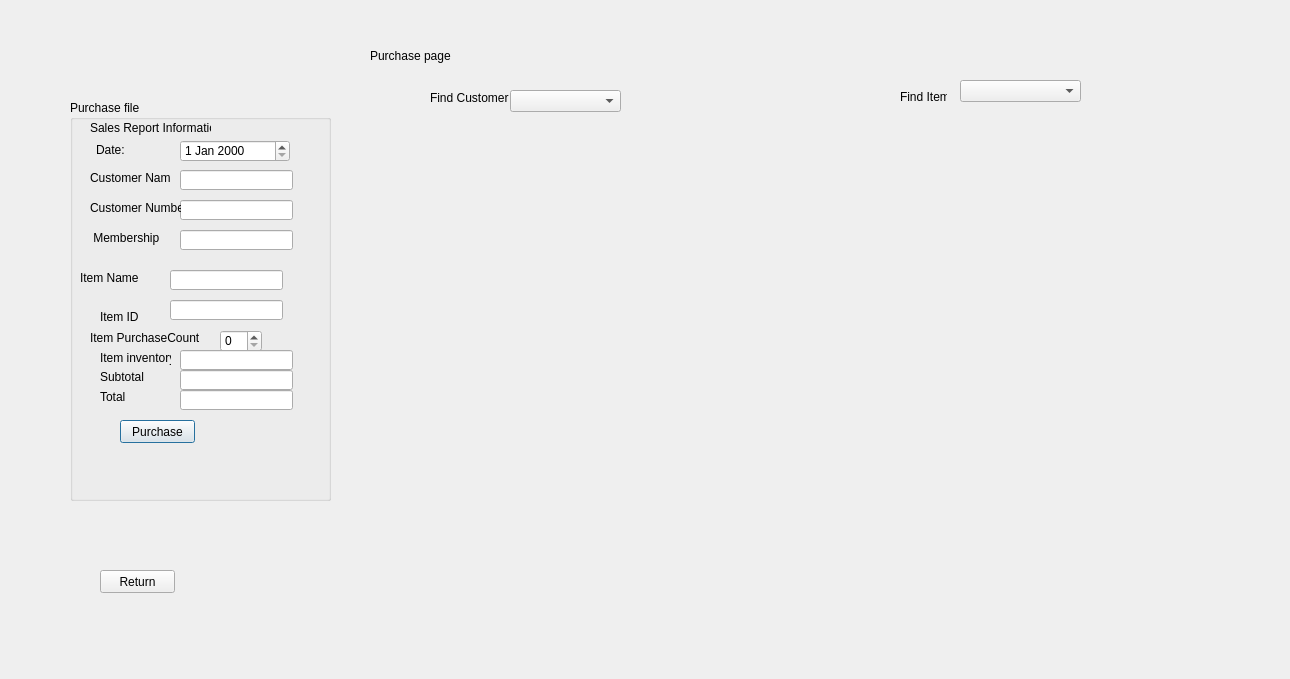
Old version of the form Project2/purchase_page.ui in the repository tdragon00/CS1C_Project_2.
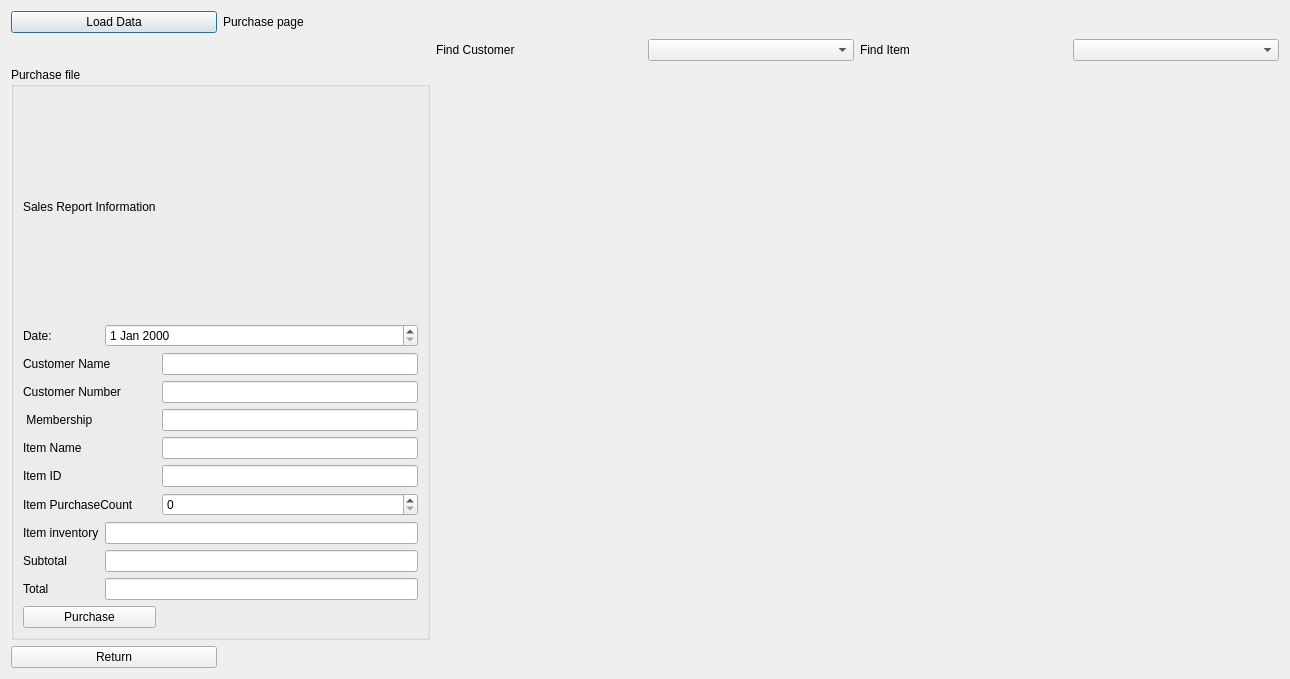
New version of the form.

What changed in the file:
```diff
--- a/Project2/purchase_page.ui
+++ b/Project2/purchase_page.ui
@@ -13,347 +13,172 @@
   <property name="windowTitle">
    <string>Dialog</string>
   </property>
+  <layout class="QGridLayout" name="gridLayout_2">
+   <item row="0" column="0">
+    <widget class="QPushButton" name="loadButton">
+     <property name="text">
+      <string>Load Data</string>
+     </property>
+    </widget>
+   </item>
+   <item row="0" column="1" colspan="3">
   <widget class="QLabel" name="Page_Title">
-   <property name="geometry">
-    <rect>
-     <x>370</x>
-     <y>40</y>
-     <width>231</width>
-     <height>31</height>
-    </rect>
-   </property>
    <property name="text">
     <string>Purchase page</string>
    </property>
   </widget>
+   </item>
+   <item row="1" column="2">
+    <widget class="QLabel" name="Find_Customer_Label">
+     <property name="text">
+      <string>Find Customer</string>
+     </property>
+    </widget>
+   </item>
+   <item row="1" column="3">
+    <widget class="QComboBox" name="Customer_Combo_Box"/>
+   </item>
+   <item row="1" column="4">
+    <widget class="QLabel" name="Find_Item_Label">
+     <property name="text">
+      <string>Find Item</string>
+     </property>
+    </widget>
+   </item>
+   <item row="1" column="5">
+    <widget class="QComboBox" name="Item_Combo_Box"/>
+   </item>
+   <item row="2" column="0" colspan="2">
   <widget class="QGroupBox" name="groupBox">
-   <property name="geometry">
-    <rect>
-     <x>70</x>
-     <y>100</y>
-     <width>261</width>
-     <height>401</height>
-    </rect>
-   </property>
    <property name="title">
     <string>Purchase file</string>
    </property>
-   <widget class="QDateEdit" name="Date_Selector">
-    <property name="geometry">
-     <rect>
-      <x>110</x>
-      <y>40</y>
-      <width>110</width>
-      <height>22</height>
-     </rect>
-    </property>
-   </widget>
-   <widget class="QLabel" name="Date_Label">
-    <property name="geometry">
-     <rect>
-      <x>26</x>
-      <y>40</y>
-      <width>41</width>
-      <height>20</height>
-     </rect>
-    </property>
+     <layout class="QGridLayout" name="gridLayout">
+      <item row="6" column="2">
+       <widget class="QLineEdit" name="Item_ID_Box"/>
+      </item>
+      <item row="10" column="0">
+       <widget class="QLabel" name="Total_Label">
     <property name="text">
-     <string>Date:</string>
-    </property>
-   </widget>
-   <widget class="QLineEdit" name="Name_Box">
-    <property name="geometry">
-     <rect>
-      <x>110</x>
-      <y>70</y>
-      <width>113</width>
-      <height>20</height>
-     </rect>
-    </property>
-   </widget>
-   <widget class="QLabel" name="Name_Label">
-    <property name="geometry">
-     <rect>
-      <x>20</x>
-      <y>70</y>
-      <width>81</width>
-      <height>16</height>
-     </rect>
-    </property>
+         <string>Total</string>
+        </property>
+       </widget>
+      </item>
+      <item row="10" column="1" colspan="2">
+       <widget class="QLineEdit" name="Total_Box"/>
+      </item>
+      <item row="8" column="1" colspan="2">
+       <widget class="QLineEdit" name="Item_Inventory_Box"/>
+      </item>
+      <item row="8" column="0">
+       <widget class="QLabel" name="Item_Iventory_Label">
     <property name="text">
-     <string>Customer Name</string>
-    </property>
-   </widget>
-   <widget class="QLineEdit" name="Customer_Num_Box">
-    <property name="geometry">
-     <rect>
-      <x>110</x>
-      <y>100</y>
-      <width>113</width>
-      <height>20</height>
-     </rect>
-    </property>
-   </widget>
-   <widget class="QLabel" name="Customer_Num_Box_2">
-    <property name="geometry">
-     <rect>
-      <x>20</x>
-      <y>100</y>
-      <width>91</width>
-      <height>16</height>
-     </rect>
-    </property>
-    <property name="text">
-     <string>Customer Number</string>
-    </property>
-   </widget>
-   <widget class="QLineEdit" name="Item_Name_Box">
-    <property name="geometry">
-     <rect>
-      <x>100</x>
-      <y>170</y>
-      <width>113</width>
-      <height>20</height>
-     </rect>
-    </property>
-   </widget>
+         <string>Item inventory</string>
+        </property>
+       </widget>
+      </item>
+      <item row="1" column="1" colspan="2">
+       <widget class="QDateEdit" name="Date_Selector"/>
+      </item>
+      <item row="5" column="0">
    <widget class="QLabel" name="Item_Name_Label">
-    <property name="geometry">
-     <rect>
-      <x>10</x>
-      <y>170</y>
-      <width>71</width>
-      <height>16</height>
-     </rect>
-    </property>
     <property name="text">
      <string>Item Name</string>
     </property>
    </widget>
-   <widget class="QSpinBox" name="Item_Count_Selector">
-    <property name="geometry">
-     <rect>
-      <x>150</x>
-      <y>230</y>
-      <width>42</width>
-      <height>22</height>
-     </rect>
-    </property>
-   </widget>
+      </item>
+      <item row="3" column="0" colspan="2">
+       <widget class="QLabel" name="Customer_Num_Box_2">
+        <property name="text">
+         <string>Customer Number</string>
+        </property>
+       </widget>
+      </item>
+      <item row="11" column="0" colspan="2">
+       <widget class="QPushButton" name="Purchase_Button">
+        <property name="text">
+         <string>Purchase</string>
+        </property>
+       </widget>
+      </item>
+      <item row="3" column="2">
+       <widget class="QLineEdit" name="Customer_Num_Box"/>
+      </item>
+      <item row="7" column="0" colspan="2">
    <widget class="QLabel" name="Item_Count_Label">
-    <property name="geometry">
-     <rect>
-      <x>20</x>
-      <y>230</y>
-      <width>111</width>
-      <height>16</height>
-     </rect>
-    </property>
     <property name="text">
      <string>Item PurchaseCount</string>
     </property>
    </widget>
-   <widget class="QLineEdit" name="Customer_Membership_Box">
-    <property name="geometry">
-     <rect>
-      <x>110</x>
-      <y>130</y>
-      <width>113</width>
-      <height>20</height>
-     </rect>
-    </property>
-   </widget>
-   <widget class="QLabel" name="Customer_Membership">
-    <property name="geometry">
-     <rect>
-      <x>20</x>
-      <y>130</y>
-      <width>111</width>
-      <height>16</height>
-     </rect>
-    </property>
+      </item>
+      <item row="1" column="0">
+       <widget class="QLabel" name="Date_Label">
     <property name="text">
-     <string> Membership</string>
-    </property>
-   </widget>
+         <string>Date:</string>
+        </property>
+       </widget>
+      </item>
+      <item row="6" column="0">
    <widget class="QLabel" name="Item_ID_Label">
-    <property name="geometry">
-     <rect>
-      <x>30</x>
-      <y>210</y>
-      <width>47</width>
-      <height>13</height>
-     </rect>
-    </property>
     <property name="text">
      <string>Item ID</string>
     </property>
    </widget>
-   <widget class="QLabel" name="Sales_Report_Label">
-    <property name="geometry">
-     <rect>
-      <x>20</x>
-      <y>20</y>
-      <width>121</width>
-      <height>16</height>
-     </rect>
-    </property>
-    <property name="text">
-     <string>Sales Report Information</string>
-    </property>
-   </widget>
-   <widget class="QLineEdit" name="Item_ID_Box">
-    <property name="geometry">
-     <rect>
-      <x>100</x>
-      <y>200</y>
-      <width>113</width>
-      <height>20</height>
-     </rect>
-    </property>
-   </widget>
-   <widget class="QPushButton" name="Purchase_Button">
-    <property name="geometry">
-     <rect>
-      <x>50</x>
-      <y>320</y>
-      <width>75</width>
-      <height>23</height>
-     </rect>
-    </property>
-    <property name="text">
-     <string>Purchase</string>
-    </property>
-   </widget>
-   <widget class="QLabel" name="Item_Iventory_Label">
-    <property name="geometry">
-     <rect>
-      <x>30</x>
-      <y>250</y>
-      <width>71</width>
-      <height>16</height>
-     </rect>
-    </property>
-    <property name="text">
-     <string>Item inventory</string>
-    </property>
-   </widget>
-   <widget class="QLineEdit" name="Item_Inventory_Box">
-    <property name="geometry">
-     <rect>
-      <x>110</x>
-      <y>250</y>
-      <width>113</width>
-      <height>20</height>
-     </rect>
-    </property>
-   </widget>
+      </item>
+      <item row="9" column="0">
    <widget class="QLabel" name="Subtotal_Label">
-    <property name="geometry">
-     <rect>
-      <x>30</x>
-      <y>270</y>
-      <width>47</width>
-      <height>13</height>
-     </rect>
-    </property>
     <property name="text">
      <string>Subtotal</string>
     </property>
    </widget>
-   <widget class="QLineEdit" name="Subtotal_Box">
-    <property name="geometry">
-     <rect>
-      <x>110</x>
-      <y>270</y>
-      <width>113</width>
-      <height>20</height>
-     </rect>
-    </property>
-   </widget>
-   <widget class="QLabel" name="Total_Label">
-    <property name="geometry">
-     <rect>
-      <x>30</x>
-      <y>290</y>
-      <width>47</width>
-      <height>13</height>
-     </rect>
-    </property>
+      </item>
+      <item row="7" column="2">
+       <widget class="QSpinBox" name="Item_Count_Selector"/>
+      </item>
+      <item row="4" column="2">
+       <widget class="QLineEdit" name="Customer_Membership_Box"/>
+      </item>
+      <item row="2" column="2">
+       <widget class="QLineEdit" name="Name_Box"/>
+      </item>
+      <item row="0" column="0" colspan="2">
+       <widget class="QLabel" name="Sales_Report_Label">
     <property name="text">
-     <string>Total</string>
-    </property>
-   </widget>
-   <widget class="QLineEdit" name="Total_Box">
-    <property name="geometry">
-     <rect>
-      <x>110</x>
-      <y>290</y>
-      <width>113</width>
-      <height>20</height>
-     </rect>
-    </property>
-   </widget>
-  </widget>
-  <widget class="QLabel" name="Find_Customer_Label">
-   <property name="geometry">
-    <rect>
-     <x>430</x>
-     <y>90</y>
-     <width>101</width>
-     <height>16</height>
-    </rect>
-   </property>
+         <string>Sales Report Information</string>
+        </property>
+       </widget>
+      </item>
+      <item row="9" column="1" colspan="2">
+       <widget class="QLineEdit" name="Subtotal_Box"/>
+      </item>
+      <item row="5" column="2">
+       <widget class="QLineEdit" name="Item_Name_Box"/>
+      </item>
+      <item row="2" column="0" colspan="2">
+       <widget class="QLabel" name="Name_Label">
    <property name="text">
-    <string>Find Customer</string>
-   </property>
-  </widget>
-  <widget class="QLabel" name="Find_Item_Label">
-   <property name="geometry">
-    <rect>
-     <x>900</x>
-     <y>90</y>
-     <width>47</width>
-     <height>13</height>
-    </rect>
-   </property>
+         <string>Customer Name</string>
+        </property>
+       </widget>
+      </item>
+      <item row="4" column="0">
+       <widget class="QLabel" name="Customer_Membership">
    <property name="text">
-    <string>Find Item</string>
-   </property>
-  </widget>
+         <string> Membership</string>
+        </property>
+       </widget>
+      </item>
+     </layout>
+    </widget>
+   </item>
+   <item row="3" column="0">
   <widget class="QPushButton" name="Return_Button">
-   <property name="geometry">
-    <rect>
-     <x>100</x>
-     <y>570</y>
-     <width>75</width>
-     <height>23</height>
-    </rect>
-   </property>
    <property name="text">
     <string>Return</string>
    </property>
   </widget>
-  <widget class="QComboBox" name="Customer_Combo_Box">
-   <property name="geometry">
-    <rect>
-     <x>510</x>
-     <y>90</y>
-     <width>111</width>
-     <height>22</height>
-    </rect>
-   </property>
-  </widget>
-  <widget class="QComboBox" name="Item_Combo_Box">
-   <property name="geometry">
-    <rect>
-     <x>960</x>
-     <y>80</y>
-     <width>121</width>
-     <height>22</height>
-    </rect>
-   </property>
-  </widget>
+   </item>
+  </layout>
  </widget>
  <resources/>
  <connections/>
```
Lines whose indentation alone changed are shown as unchanged.
